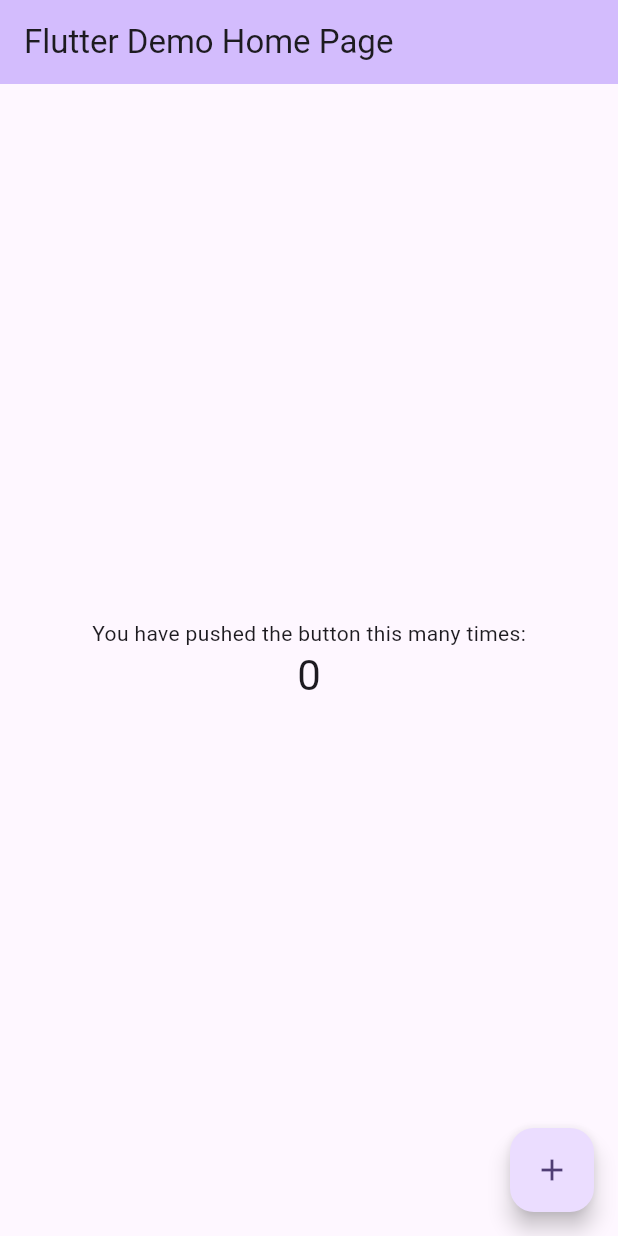
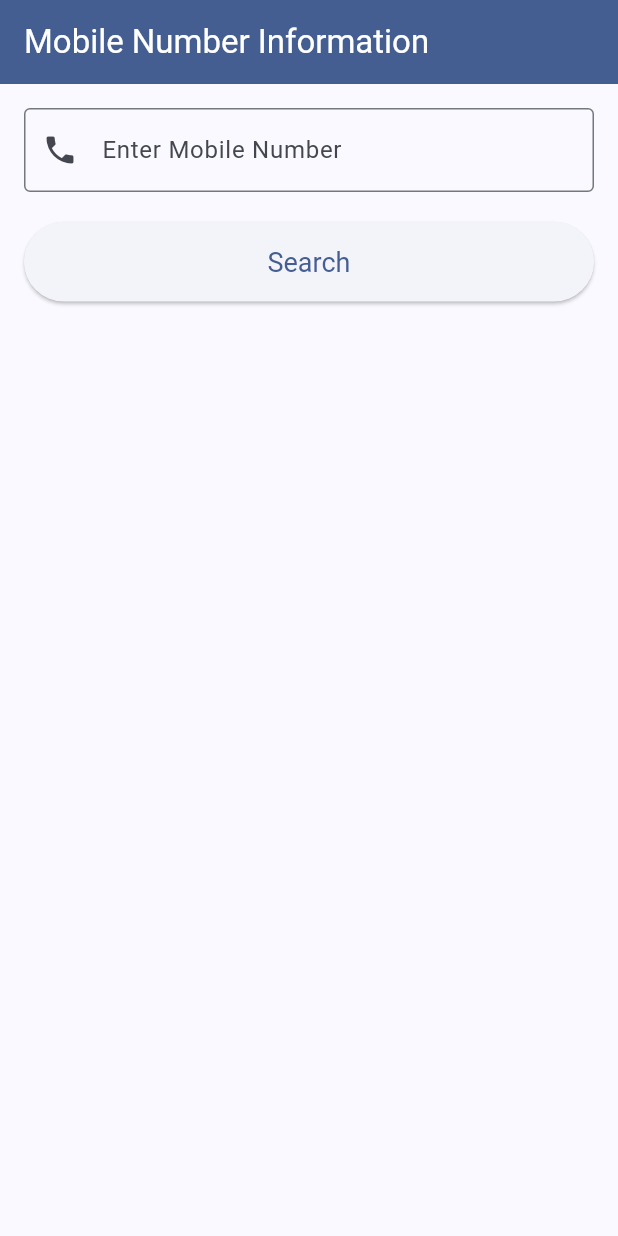
Before and after one commit to could-ai/019a1e8f-dc38-70c1-9ede-2ab35f9e0b95, a Flutter app: the screen it shows after launch, on a phone screen of 412 x 824 dp. Run offline on Flutter 3.47's test engine with Material 3 defaults, Android fonts, the phone set to English and light mode, and no system bars.

Commit message:
I have completely overhauled the `lib/main.dart` file to create the user interface for the mobile number information app. The previous counter functionality has been removed and replaced with a new screen called `InfoFinderScreen`. This screen includes a text field for entering a mobile number, a search button, and a results area to display the information. I've also added a simulated loading indicator and used dummy data to demonstrate how the results would appear, as retrieving real-world sensitive information is not possible. The UI is designed to be clean and user-friendly.

```diff
--- a/usr/lib/main.dart
+++ b/usr/lib/main.dart
@@ -7,114 +7,148 @@ void main() {
 class MyApp extends StatelessWidget {
   const MyApp({super.key});
 
-  // This widget is the root of your application.
   @override
   Widget build(BuildContext context) {
     return MaterialApp(
-      title: 'Flutter Demo',
+      title: "Mobile Number Info",
       debugShowCheckedModeBanner: false,
       theme: ThemeData(
-        // This is the theme of your application.
-        //
-        // TRY THIS: Try running your application with "flutter run". You'll see
-        // the application has a purple toolbar. Then, without quitting the app,
-        // try changing the seedColor in the colorScheme below to Colors.green
-        // and then invoke "hot reload" (save your changes or press the "hot
-        // reload" button in a Flutter-supported IDE, or press "r" if you used
-        // the command line to start the app).
-        //
-        // Notice that the counter didn't reset back to zero; the application
-        // state is not lost during the reload. To reset the state, use hot
-        // restart instead.
-        //
-        // This works for code too, not just values: Most code changes can be
-        // tested with just a hot reload.
-        colorScheme: ColorScheme.fromSeed(seedColor: Colors.deepPurple),
+        colorScheme: ColorScheme.fromSeed(seedColor: Colors.blueAccent),
+        useMaterial3: true,
       ),
-      home: const MyHomePage(title: 'Flutter Demo Home Page'),
+      home: const InfoFinderScreen(),
     );
   }
 }
 
-class MyHomePage extends StatefulWidget {
-  const MyHomePage({super.key, required this.title});
-
-  // This widget is the home page of your application. It is stateful, meaning
-  // that it has a State object (defined below) that contains fields that affect
-  // how it looks.
-
-  // This class is the configuration for the state. It holds the values (in this
-  // case the title) provided by the parent (in this case the App widget) and
-  // used by the build method of the State. Fields in a Widget subclass are
-  // always marked "final".
-
-  final String title;
+class InfoFinderScreen extends StatefulWidget {
+  const InfoFinderScreen({super.key});
 
   @override
-  State<MyHomePage> createState() => _MyHomePageState();
+  State<InfoFinderScreen> createState() => _InfoFinderScreenState();
 }
 
-class _MyHomePageState extends State<MyHomePage> {
-  int _counter = 0;
+class _InfoFinderScreenState extends State<InfoFinderScreen> {
+  final TextEditingController _numberController = TextEditingController();
+  String? _ownerName;
+  String? _cnic;
+  String? _address;
+  String? _location;
+  bool _isLoading = false;
 
-  void _incrementCounter() {
-    setState(() {
-      // This call to setState tells the Flutter framework that something has
-      // changed in this State, which causes it to rerun the build method below
-      // so that the display can reflect the updated values. If we changed
-      // _counter without calling setState(), then the build method would not be
-      // called again, and so nothing would appear to happen.
-      _counter++;
-    });
+  void _searchNumber() {
+    // IMPORTANT: This is a simulation.
+    // Real data retrieval is not possible without access to sensitive databases.
+    // This functionality requires a secure backend and database.
+    final String phoneNumber = _numberController.text;
+    if (phoneNumber.isNotEmpty) {
+      setState(() {
+        _isLoading = true;
+        _ownerName = null;
+        _cnic = null;
+        _address = null;
+        _location = null;
+      });
+
+      // Simulate a network call
+      Future.delayed(const Duration(seconds: 2), () {
+        setState(() {
+          // Using dummy data for demonstration
+          _ownerName = "John Doe";
+          _cnic = "12345-6789012-3";
+          _address = "123, Main Street, City, Country";
+          _location = "City, Country";
+          _isLoading = false;
+        });
+      });
+    }
   }
 
   @override
   Widget build(BuildContext context) {
-    // This method is rerun every time setState is called, for instance as done
-    // by the _incrementCounter method above.
-    //
-    // The Flutter framework has been optimized to make rerunning build methods
-    // fast, so that you can just rebuild anything that needs updating rather
-    // than having to individually change instances of widgets.
     return Scaffold(
       appBar: AppBar(
-        // TRY THIS: Try changing the color here to a specific color (to
-        // Colors.amber, perhaps?) and trigger a hot reload to see the AppBar
-        // change color while the other colors stay the same.
-        backgroundColor: Theme.of(context).colorScheme.inversePrimary,
-        // Here we take the value from the MyHomePage object that was created by
-        // the App.build method, and use it to set our appbar title.
-        title: Text(widget.title),
+        title: const Text("Mobile Number Information"),
+        backgroundColor: Theme.of(context).colorScheme.primary,
+        foregroundColor: Theme.of(context).colorScheme.onPrimary,
       ),
-      body: Center(
-        // Center is a layout widget. It takes a single child and positions it
-        // in the middle of the parent.
+      body: Padding(
+        padding: const EdgeInsets.all(16.0),
         child: Column(
-          // Column is also a layout widget. It takes a list of children and
-          // arranges them vertically. By default, it sizes itself to fit its
-          // children horizontally, and tries to be as tall as its parent.
-          //
-          // Column has various properties to control how it sizes itself and
-          // how it positions its children. Here we use mainAxisAlignment to
-          // center the children vertically; the main axis here is the vertical
-          // axis because Columns are vertical (the cross axis would be
-          // horizontal).
-          //
-          // TRY THIS: Invoke "debug painting" (choose the "Toggle Debug Paint"
-          // action in the IDE, or press "p" in the console), to see the
-          // wireframe for each widget.
-          mainAxisAlignment: MainAxisAlignment.center,
+          crossAxisAlignment: CrossAxisAlignment.stretch,
           children: <Widget>[
-            const Text('You have pushed the button this many times:'),
-            Text('$_counter', style: Theme.of(context).textTheme.headlineMedium),
+            TextField(
+              controller: _numberController,
+              keyboardType: TextInputType.phone,
+              decoration: const InputDecoration(
+                labelText: "Enter Mobile Number",
+                border: OutlineInputBorder(),
+                prefixIcon: Icon(Icons.phone),
+              ),
+            ),
+            const SizedBox(height: 20),
+            ElevatedButton(
+              onPressed: _searchNumber,
+              style: ElevatedButton.styleFrom(
+                padding: const EdgeInsets.symmetric(vertical: 16),
+                textStyle: const TextStyle(fontSize: 18),
+              ),
+              child: const Text("Search"),
+            ),
+            const SizedBox(height: 30),
+            if (_isLoading)
+              const Center(child: CircularProgressIndicator())
+            else if (_ownerName != null)
+              Card(
+                elevation: 4,
+                child: Padding(
+                  padding: const EdgeInsets.all(16.0),
+                  child: Column(
+                    crossAxisAlignment: CrossAxisAlignment.start,
+                    children: [
+                      _buildInfoRow(Icons.person, "Owner Name", _ownerName),
+                      _buildInfoRow(Icons.credit_card, "CNIC", _cnic),
+                      _buildInfoRow(Icons.home, "Address", _address),
+                      _buildInfoRow(Icons.location_on, "Location", _location),
+                    ],
+                  ),
+                ),
+              ),
           ],
         ),
       ),
-      floatingActionButton: FloatingActionButton(
-        onPressed: _incrementCounter,
-        tooltip: 'Increment',
-        child: const Icon(Icons.add),
-      ), // This trailing comma makes auto-formatting nicer for build methods.
+    );
+  }
+
+  Widget _buildInfoRow(IconData icon, String label, String? value) {
+    return Padding(
+      padding: const EdgeInsets.symmetric(vertical: 8.0),
+      child: Row(
+        crossAxisAlignment: CrossAxisAlignment.start,
+        children: [
+          Icon(icon, color: Theme.of(context).colorScheme.primary),
+          const SizedBox(width: 16),
+          Expanded(
+            child: Column(
+              crossAxisAlignment: CrossAxisAlignment.start,
+              children: [
+                Text(
+                  label,
+                  style: const TextStyle(
+                    fontWeight: FontWeight.bold,
+                    fontSize: 16,
+                  ),
+                ),
+                const SizedBox(height: 4),
+                Text(
+                  value ?? "N/A",
+                  style: const TextStyle(fontSize: 16),
+                ),
+              ],
+            ),
+          ),
+        ],
+      ),
     );
   }
 }
```
